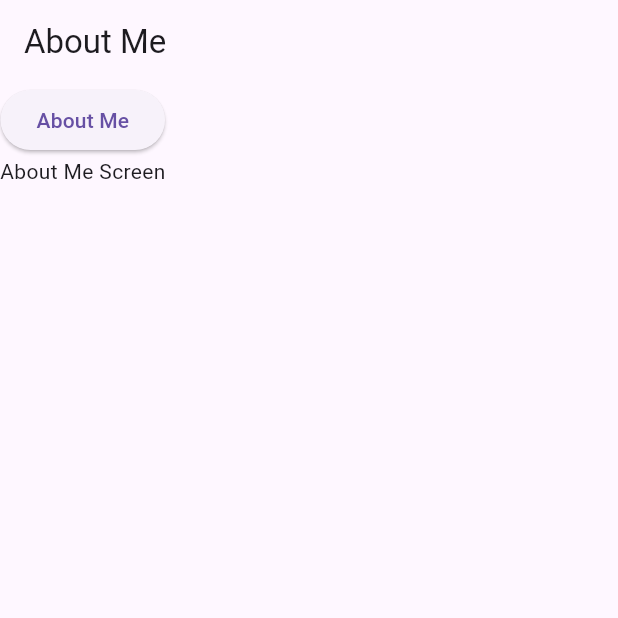
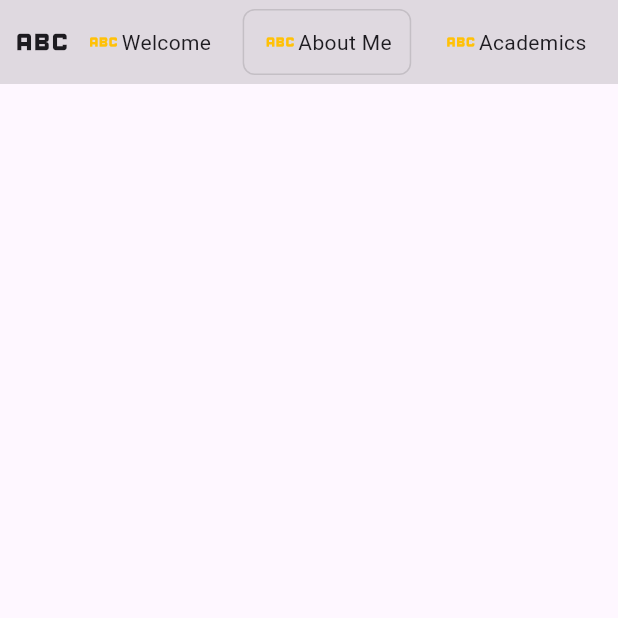
Before and after one commit to gcrnj/cpe_c313_ai_portfolio, a Flutter app: the screen it shows after launch, after a tap on "About Me", on a phone screen of 412 x 824 dp, the top half of it. Run offline on Flutter 3.47's test engine with Material 3 defaults, Android fonts, the phone set to English and light mode, and no system bars; our stand-ins replace go_router.

Commit message:
Added nav bar.

```diff
--- a/lib/main.dart
+++ b/lib/main.dart
@@ -12,6 +12,7 @@ class MyApp extends StatelessWidget {
   Widget build(BuildContext context) {
     return MaterialApp.router(
       routerConfig: goRouter,
+      debugShowCheckedModeBanner: false,
     );
   }
 }
--- a/lib/router/router.dart
+++ b/lib/router/router.dart
@@ -1,5 +1,7 @@
-
+import 'package:cpe_c313_ai_portfolio/router/rtl_transition_page.dart';
 import 'package:cpe_c313_ai_portfolio/ui/pages/unknown_screen.dart';
+import 'package:flutter/cupertino.dart';
+import 'package:flutter/material.dart';
 import 'package:go_router/go_router.dart';
 
 import '../ui/pages/about_me_screen.dart';
@@ -7,18 +9,16 @@ import '../ui/pages/academic_screen.dart';
 import '../ui/pages/welcome_screen.dart';
 
 enum CustomRouter {
-
-  welcome("Welcome", "/welcome"),
-  aboutMe("About Me", "/about_me"),
-  academics("Academics", "/academics"),
-  unknown("Unknown", "/unknown"),
-  ;
-
+  welcome("Welcome", "/welcome", Icons.home_rounded),
+  aboutMe("About Me", "/about_me", Icons.person_rounded),
+  academics("Academics", "/academics", Icons.book_rounded),
+  unknown("Unknown", "/unknown", null);
 
   final String name;
   final String path;
-  const CustomRouter(this.name, this.path);
+  final IconData? icon;
 
+  const CustomRouter(this.name, this.path, this.icon);
 }
 
 final _router = GoRouter(
@@ -26,21 +26,30 @@ final _router = GoRouter(
     GoRoute(
       name: CustomRouter.welcome.name,
       path: CustomRouter.welcome.path,
-      builder: (context, state) => WelcomeScreen(),
+      pageBuilder: (context, state) => NoTransitionPage(
+        child: WelcomeScreen(),
+      ),
     ),
     GoRoute(
       name: CustomRouter.aboutMe.name,
       path: CustomRouter.aboutMe.path,
-      builder: (context, state) => AboutMeScreen(),
+      pageBuilder: (context, state) => NoTransitionPage(
+        child: AboutMeScreen(),
+      ),
     ),
     GoRoute(
       name: CustomRouter.academics.name,
       path: CustomRouter.academics.path,
-      builder: (context, state) => AcademicsScreen(),
+      pageBuilder: (context, state) => NoTransitionPage(
+        child: AcademicsScreen(),
+      ),
     ),
     GoRoute(
       name: CustomRouter.unknown.name,
       path: CustomRouter.unknown.path,
+      pageBuilder: (context, state) => NoTransitionPage(
+        child: UnknownScreen(),
+      ),
       builder: (context, state) => UnknownScreen(),
     ),
   ],
--- /dev/null
+++ b/lib/ui/app_bar/custom_app_bar.dart
@@ -0,0 +1,107 @@
+import 'package:flutter/material.dart';
+import 'package:go_router/go_router.dart';
+
+import '../../router/router.dart';
+
+var _contentSize = kToolbarHeight - 12;
+
+class CustomAppbar extends StatelessWidget implements PreferredSizeWidget {
+  final CustomRouter selectedRouter;
+
+  const CustomAppbar({super.key, required this.selectedRouter});
+
+  @override
+  Widget build(BuildContext context) {
+    var routers = CustomRouter.values.toList();
+    routers.removeWhere((router) => router.name == CustomRouter.unknown.name);
+    return AppBar(
+      leading: Icon(Icons.abc, size: _contentSize,),
+      title: Text(selectedRouter.name),
+      actions: routers.map((router) {
+        return Row(
+          children: [
+            CustomAppbarAction(
+              text: router.name,
+              isSelected: router.name == selectedRouter.name,
+              icon: Icon(
+                Icons.abc,
+                size: 24.0,
+                color: Colors.amber,
+                // color: router.name == selectedRouter.name
+                //     ? Colors.amber
+                //     : Colors.redAccent,
+              ),
+              onClick: () {
+                if (router.name != selectedRouter.name) {
+                  context.go(router.path);
+                }
+              },
+            ),
+            SizedBox(
+              width: 8,
+            ),
+          ],
+        );
+      }).toList(),
+      backgroundColor: Colors.black12,
+    );
+  }
+
+  @override
+  Size get preferredSize => const Size.fromHeight(kToolbarHeight);
+}
+
+class CustomAppbarAction extends StatelessWidget {
+  final String? text;
+  final bool isSelected;
+  final Icon icon;
+  final VoidCallback onClick;
+
+  const CustomAppbarAction(
+      {super.key,
+      this.text,
+      required this.isSelected,
+      required this.icon,
+      required this.onClick});
+
+  @override
+  Widget build(BuildContext context) {
+    var finalText = text ?? "";
+    var textWidget = Text(
+      finalText,
+      style: TextStyle(),
+    );
+    var roundedRectangleBorder = RoundedRectangleBorder(
+      borderRadius: BorderRadius.circular(8),
+    );
+    var roundedBoxDecoration = BoxDecoration(
+      borderRadius: BorderRadius.circular(8),
+      border: Border.all(
+        color: isSelected ? Colors.black12 : Colors.transparent,
+        width: 1, // Adjust border width as needed
+      ),
+    );
+    if (text != null) {
+      // textIcon
+      return InkWell(
+        onTap: onClick,
+        hoverColor: Colors.indigo.shade200,
+        customBorder: roundedRectangleBorder,
+        child: Container(
+          decoration: roundedBoxDecoration,
+          height: _contentSize,
+          padding: const EdgeInsets.fromLTRB(12, 8, 12, 8),
+          child: Row(
+            children: [
+              icon,
+              textWidget,
+            ],
+          ),
+        ),
+      );
+    } else {
+      // text
+      return TextButton(onPressed: onClick, child: textWidget);
+    }
+  }
+}
--- a/lib/ui/pages/about_me_screen.dart
+++ b/lib/ui/pages/about_me_screen.dart
@@ -1,29 +1,27 @@
 import 'package:flutter/material.dart';
-import 'package:go_router/go_router.dart';
 
 import '../../router/router.dart';
+import '../app_bar/custom_app_bar.dart';
 
-class AboutMeScreen extends StatelessWidget {
+class AboutMeScreen extends StatefulWidget {
   const AboutMeScreen({super.key});
 
   @override
+  State<AboutMeScreen> createState() => _AboutMeScreenState();
+}
+
+class _AboutMeScreenState extends State<AboutMeScreen> {
+  @override
   Widget build(BuildContext context) {
     return Scaffold(
-      appBar: AppBar(title: Text('About Me')),
-      body: SingleChildScrollView(child: Column(
-        children: [
-          ElevatedButton(onPressed: () {
-            // Navigator.of(context).push(
-            //   MaterialPageRoute(
-            //     builder: (context) => AboutMeScreen(),
-            //   ),
-            // );
-            context.go(CustomRouter.academics.path);
-            // goRouter.pushNamed(CustomRouter.aboutMe.name);
-          }, child: Text("About Me")),
-          Text('About Me Screen'),
-        ],
-      )),
+      appBar: const CustomAppbar(
+        selectedRouter: CustomRouter.aboutMe,
+      ),
+      body: SingleChildScrollView(
+          child: Column(
+            children: [
+            ],
+          )),
     );
   }
 }
--- a/lib/ui/pages/welcome_screen.dart
+++ b/lib/ui/pages/welcome_screen.dart
@@ -1,33 +1,29 @@
+import 'package:cpe_c313_ai_portfolio/ui/app_bar/custom_app_bar.dart';
 import 'package:flutter/material.dart';
 import 'package:go_router/go_router.dart';
 
 import '../../router/router.dart';
 
-class WelcomeScreen extends StatelessWidget {
+class WelcomeScreen extends StatefulWidget {
   const WelcomeScreen({super.key});
 
   @override
+  State<WelcomeScreen> createState() => _WelcomeScreenState();
+}
+
+class _WelcomeScreenState extends State<WelcomeScreen> {
+  @override
   Widget build(BuildContext context) {
-    // How to get the parameter?
-    // final uri = Uri.parse(location);
-    // final abc = uri.queryParameters['abc'] ?? '123';
-
     return Scaffold(
-      appBar: AppBar(title: Text('Welcome')),
-      body: SingleChildScrollView(child: Column(
-        children: [
-          Text('Welcome Screen'),
-          ElevatedButton(onPressed: () {
-            // Navigator.of(context).push(
-            //   MaterialPageRoute(
-            //     builder: (context) => AboutMeScreen(),
-            //   ),
-            // );
-            context.go(CustomRouter.aboutMe.path);
-            // goRouter.pushNamed(CustomRouter.aboutMe.name);
-          }, child: Text("About Me")),
-        ],
-      )),
+      appBar: const CustomAppbar(
+        selectedRouter: CustomRouter.welcome,
+      ),
+      body: SingleChildScrollView(
+          child: Column(
+            children: [
+              Icon(Icons.abc)
+            ],
+          )),
     );
   }
 }
```
Also changed, not shown: lib/router/rtl_transition_page.dart (added, +25 -0 lines), lib/ui/pages/academic_screen.dart (+16 -3 lines), assets/fonts/MaterialIcons-Regular.otf, 4 other files.
